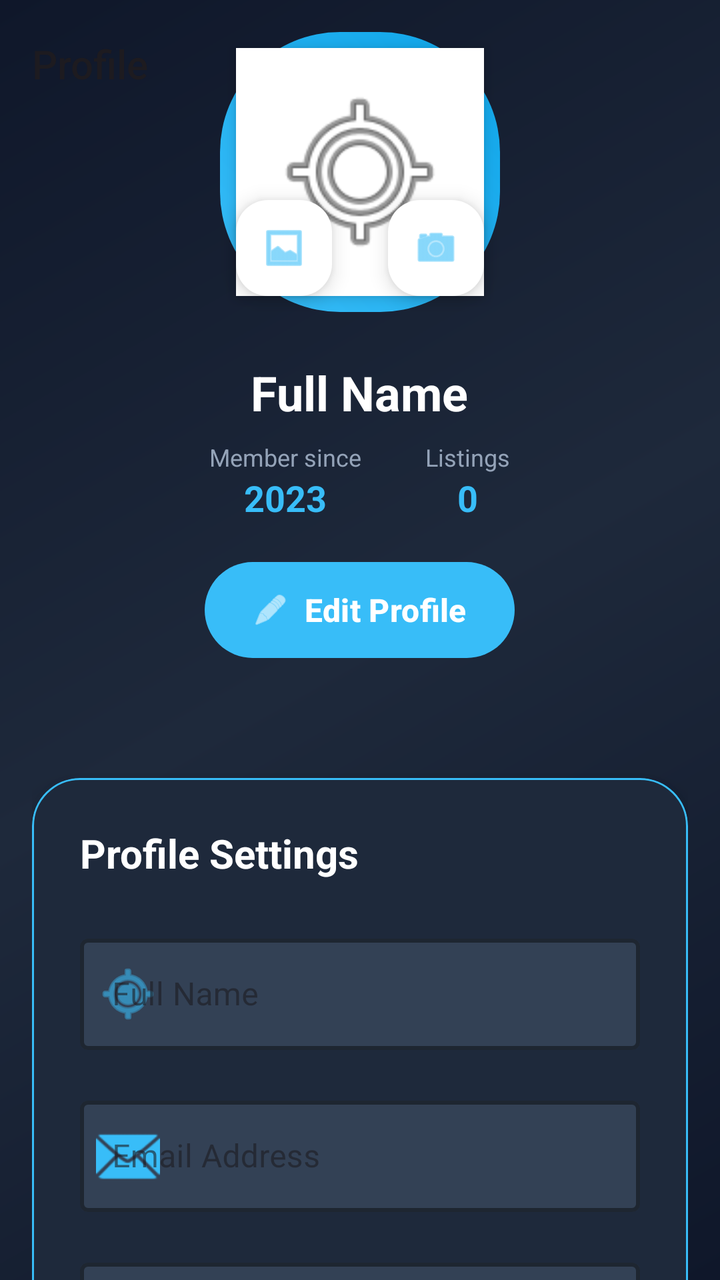
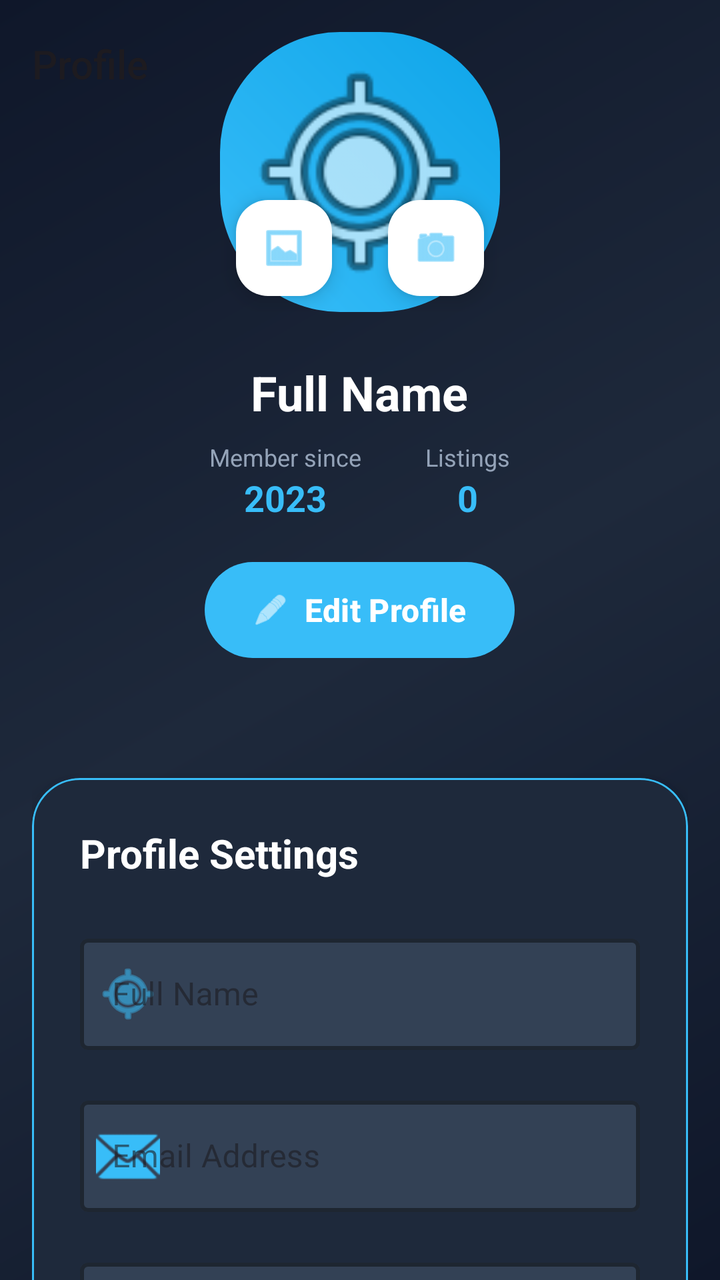

Compare the two renders of this Android layout. The source of the first and the diff that turns it into the second are given below.
<!-- AndroidManifest.xml: application theme Theme.RemasFinalProject -->
<!-- res/layout/activity_profile.xml -->
<?xml version="1.0" encoding="utf-8"?>
<androidx.coordinatorlayout.widget.CoordinatorLayout
    xmlns:android="http://schemas.android.com/apk/res/android"
    xmlns:app="http://schemas.android.com/apk/res-auto"
    xmlns:tools="http://schemas.android.com/tools"
    android:layout_width="match_parent"
    android:layout_height="match_parent"
    android:background="@drawable/profile_gradient_background"
    android:fitsSystemWindows="true"
    tools:context=".Profile">

    
    <com.google.android.material.appbar.AppBarLayout
        android:layout_width="match_parent"
        android:layout_height="wrap_content"
        android:background="@android:color/transparent"
        app:elevation="0dp">

        <androidx.appcompat.widget.Toolbar
            android:id="@+id/toolbar"
            android:layout_width="match_parent"
            android:layout_height="match_parent"
            android:background="@android:color/transparent"
            android:titleTextColor="#FFFFFF"
            app:title="@string/profile"
            app:titleTextAppearance="@style/TextAppearance.Widget.AppCompat.Toolbar.Title" />

    </com.google.android.material.appbar.AppBarLayout>

    
    <androidx.core.widget.NestedScrollView
        android:layout_width="match_parent"
        android:layout_height="match_parent"
        android:fillViewport="true"
        android:clipToPadding="false"
        android:paddingTop="16dp">

        <LinearLayout
            android:layout_width="match_parent"
            android:layout_height="wrap_content"
            android:orientation="vertical"
            android:paddingHorizontal="16dp">

            
            <LinearLayout
                android:layout_width="match_parent"
                android:layout_height="wrap_content"
                android:orientation="vertical"
                android:gravity="center"
                android:layout_marginBottom="32dp">

                
                <FrameLayout
                    android:layout_width="140dp"
                    android:layout_height="140dp"
                    android:layout_marginBottom="24dp">

                    
                    <View
                        android:layout_width="match_parent"
                        android:layout_height="match_parent"
                        android:background="@drawable/profile_image_background" />

                    
                    <ImageView
                        android:id="@+id/ivProfileImage"
                        android:layout_width="match_parent"
                        android:layout_height="match_parent"
                        android:layout_margin="8dp"
                        android:src="@android:drawable/ic_menu_mylocation"
                        android:background="#FFFFFF"
                        android:padding="16dp"
                        android:scaleType="centerCrop"
                        android:elevation="4dp" />

                    
                    <com.google.android.material.floatingactionbutton.FloatingActionButton
                        android:id="@+id/fabCamera"
                        android:layout_width="48dp"
                        android:layout_height="48dp"
                        android:layout_gravity="bottom|end"
                        android:layout_marginEnd="8dp"
                        android:layout_marginBottom="8dp"
                        app:backgroundTint="#FFFFFF"
                        app:fabSize="mini"
                        app:fabCustomSize="48dp"
                        app:tint="#38BDF8"
                        android:src="@android:drawable/ic_menu_camera"
                        android:contentDescription="@string/add" />

                    
                    <com.google.android.material.floatingactionbutton.FloatingActionButton
                        android:id="@+id/fabGallery"
                        android:layout_width="48dp"
                        android:layout_height="48dp"
                        android:layout_gravity="bottom|start"
                        android:layout_marginStart="8dp"
                        android:layout_marginBottom="8dp"
                        app:backgroundTint="#FFFFFF"
                        app:fabSize="mini"
                        app:fabCustomSize="48dp"
                        app:tint="#38BDF8"
                        android:src="@android:drawable/ic_menu_gallery"
                        android:contentDescription="@string/add" />

                </FrameLayout>

                
                <LinearLayout
                    android:layout_width="match_parent"
                    android:layout_height="wrap_content"
                    android:orientation="vertical"
                    android:gravity="center"
                    android:layout_marginBottom="24dp">

                    
                    <TextView
                        android:id="@+id/tvUserName"
                        android:layout_width="wrap_content"
                        android:layout_height="wrap_content"
                        android:text="@string/full_name"
                        android:textColor="#FFFFFF"
                        android:textSize="24sp"
                        android:textStyle="bold"
                        android:layout_marginBottom="8dp" />

                    
                    <LinearLayout
                        android:layout_width="wrap_content"
                        android:layout_height="wrap_content"
                        android:orientation="horizontal"
                        android:layout_marginBottom="16dp">

                        
                        <LinearLayout
                            android:layout_width="wrap_content"
                            android:layout_height="wrap_content"
                            android:orientation="vertical"
                            android:gravity="center"
                            android:layout_marginEnd="32dp">

                            <TextView
                                android:layout_width="wrap_content"
                                android:layout_height="wrap_content"
                                android:text="@string/member_since"
                                android:textColor="#94A3B8"
                                android:textSize="12sp" />

                            <TextView
                                android:id="@+id/tvMemberSince"
                                android:layout_width="wrap_content"
                                android:layout_height="wrap_content"
                                android:text="2023"
                                android:textColor="#38BDF8"
                                android:textSize="18sp"
                                android:textStyle="bold" />

                        </LinearLayout>

                        
                        <LinearLayout
                            android:layout_width="wrap_content"
                            android:layout_height="wrap_content"
                            android:orientation="vertical"
                            android:gravity="center">

                            <TextView
                                android:layout_width="wrap_content"
                                android:layout_height="wrap_content"
                                android:text="@string/listings"
                                android:textColor="#94A3B8"
                                android:textSize="12sp" />

                            <TextView
                                android:id="@+id/tvListingsCount"
                                android:layout_width="wrap_content"
                                android:layout_height="wrap_content"
                                android:text="0"
                                android:textColor="#38BDF8"
                                android:textSize="18sp"
                                android:textStyle="bold" />

                        </LinearLayout>

                    </LinearLayout>

                    
                    <com.google.android.material.button.MaterialButton
                        android:id="@+id/btnEditProfile"
                        android:layout_width="wrap_content"
                        android:layout_height="56dp"
                        android:layout_marginHorizontal="32dp"
                        android:text="@string/edit_profile"
                        android:textAllCaps="false"
                        android:textColor="#FFFFFF"
                        android:textSize="16sp"
                        android:textStyle="bold"
                        app:backgroundTint="#38BDF8"
                        app:cornerRadius="28dp"
                        app:icon="@android:drawable/ic_menu_edit"
                        app:iconGravity="textStart"
                        app:iconPadding="8dp" />

                </LinearLayout>

            </LinearLayout>

            
            <com.google.android.material.card.MaterialCardView
                android:layout_width="match_parent"
                android:layout_height="wrap_content"
                android:layout_marginBottom="16dp"
                app:cardCornerRadius="24dp"
                app:cardElevation="8dp"
                app:cardBackgroundColor="#1E293B"
                app:strokeColor="#38BDF8"
                app:strokeWidth="1dp">

                <LinearLayout
                    android:layout_width="match_parent"
                    android:layout_height="wrap_content"
                    android:orientation="vertical"
                    android:padding="24dp">

                    
                    <TextView
                        android:layout_width="wrap_content"
                        android:layout_height="wrap_content"
                        android:text="@string/profile_settings"
                        android:textColor="#FFFFFF"
                        android:textSize="20sp"
                        android:textStyle="bold"
                        android:layout_marginBottom="24dp"
                        android:drawablePadding="8dp" />

                    
                    <com.google.android.material.textfield.TextInputLayout
                        android:id="@+id/tilFullName"
                        style="@style/Widget.MaterialComponents.TextInputLayout.OutlinedBox"
                        android:layout_width="match_parent"
                        android:layout_height="wrap_content"
                        android:layout_marginBottom="20dp"
                        android:hint="@string/full_name"
                        app:boxBackgroundColor="#334155"
                        app:boxStrokeColor="#38BDF8"
                        app:boxStrokeWidth="2dp"
                        app:hintTextColor="#94A3B8"
                        app:startIconDrawable="@android:drawable/ic_menu_mylocation"
                        app:startIconTint="#38BDF8">

                        <com.google.android.material.textfield.TextInputEditText
                            android:id="@+id/etFullName"
                            android:layout_width="match_parent"
                            android:layout_height="wrap_content"
                            android:inputType="textPersonName"
                            android:textColor="#FFFFFF"
                            android:textColorHint="#94A3B8"
                            android:textSize="16sp" />

                    </com.google.android.material.textfield.TextInputLayout>

                    
                    <com.google.android.material.textfield.TextInputLayout
                        android:id="@+id/tilEmail"
                        style="@style/Widget.MaterialComponents.TextInputLayout.OutlinedBox"
                        android:layout_width="match_parent"
                        android:layout_height="wrap_content"
                        android:layout_marginBottom="20dp"
                        android:hint="@string/email_address"
                        app:boxBackgroundColor="#334155"
                        app:boxStrokeColor="#38BDF8"
                        app:boxStrokeWidth="2dp"
                        app:hintTextColor="#94A3B8"
                        app:startIconDrawable="@android:drawable/ic_dialog_email"
                        app:startIconTint="#38BDF8">

                        <com.google.android.material.textfield.TextInputEditText
                            android:id="@+id/etEmail"
                            android:layout_width="match_parent"
                            android:layout_height="wrap_content"
                            android:inputType="textEmailAddress"
                            android:textColor="#FFFFFF"
                            android:textColorHint="#94A3B8"
                            android:textSize="16sp" />

                    </com.google.android.material.textfield.TextInputLayout>

                    
                    <com.google.android.material.textfield.TextInputLayout
                        android:id="@+id/tilPhone"
                        style="@style/Widget.MaterialComponents.TextInputLayout.OutlinedBox"
                        android:layout_width="match_parent"
                        android:layout_height="wrap_content"
                        android:layout_marginBottom="20dp"
                        android:hint="@string/phone_number"
                        app:boxBackgroundColor="#334155"
                        app:boxStrokeColor="#38BDF8"
                        app:boxStrokeWidth="2dp"
                        app:hintTextColor="#94A3B8"
                        app:startIconDrawable="@android:drawable/ic_menu_call"
                        app:startIconTint="#38BDF8">

                        <com.google.android.material.textfield.TextInputEditText
                            android:id="@+id/etPhone"
                            android:layout_width="match_parent"
                            android:layout_height="wrap_content"
                            android:inputType="phone"
                            android:textColor="#FFFFFF"
                            android:textColorHint="#94A3B8"
                            android:textSize="16sp" />

                    </com.google.android.material.textfield.TextInputLayout>

                    
                    <com.google.android.material.textfield.TextInputLayout
                        android:id="@+id/tilLocation"
                        style="@style/Widget.MaterialComponents.TextInputLayout.OutlinedBox"
                        android:layout_width="match_parent"
                        android:layout_height="wrap_content"
                        android:layout_marginBottom="20dp"
                        android:hint="@string/location"
                        app:boxBackgroundColor="#334155"
                        app:boxStrokeColor="#38BDF8"
                        app:boxStrokeWidth="2dp"
                        app:hintTextColor="#94A3B8"
                        app:startIconDrawable="@android:drawable/ic_menu_mylocation"
                        app:startIconTint="#38BDF8">

                        <com.google.android.material.textfield.TextInputEditText
                            android:id="@+id/etLocation"
                            android:layout_width="match_parent"
                            android:layout_height="wrap_content"
                            android:inputType="text"
                            android:textColor="#FFFFFF"
                            android:textColorHint="#94A3B8"
                            android:textSize="16sp" />

                    </com.google.android.material.textfield.TextInputLayout>

                    
                    <com.google.android.material.textfield.TextInputLayout
                        android:id="@+id/tilBio"
                        style="@style/Widget.MaterialComponents.TextInputLayout.OutlinedBox"
                        android:layout_width="match_parent"
                        android:layout_height="wrap_content"
                        android:layout_marginBottom="24dp"
                        android:hint="@string/bio"
                        app:boxBackgroundColor="#334155"
                        app:boxStrokeColor="#38BDF8"
                        app:boxStrokeWidth="2dp"
                        app:hintTextColor="#94A3B8"
                        app:startIconDrawable="@android:drawable/ic_dialog_info"
                        app:startIconTint="#38BDF8">

                        <com.google.android.material.textfield.TextInputEditText
                            android:id="@+id/etBio"
                            android:layout_width="match_parent"
                            android:layout_height="wrap_content"
                            android:inputType="textMultiLine"
                            android:textColor="#FFFFFF"
                            android:textColorHint="#94A3B8"
                            android:textSize="16sp"
                            android:minLines="4"
                            android:gravity="top"
                            android:maxLength="200" />

                    </com.google.android.material.textfield.TextInputLayout>

                    
                    <LinearLayout
                        android:layout_width="match_parent"
                        android:layout_height="wrap_content"
                        android:orientation="horizontal"
                        android:layout_marginTop="8dp">

                        <com.google.android.material.button.MaterialButton
                            android:id="@+id/btnSaveProfile"
                            android:layout_width="0dp"
                            android:layout_height="56dp"
                            android:layout_weight="1"
                            android:layout_marginEnd="12dp"
                            android:text="@string/save_changes"
                            android:textAllCaps="false"
                            android:textColor="#FFFFFF"
                            android:textSize="16sp"
                            android:textStyle="bold"
                            app:backgroundTint="#10B981"
                            app:cornerRadius="16dp"
                            app:icon="@android:drawable/ic_menu_save"
                            app:iconGravity="textStart"
                            app:iconPadding="8dp" />

                        <com.google.android.material.button.MaterialButton
                            android:id="@+id/btnCancel"
                            android:layout_width="0dp"
                            android:layout_height="56dp"
                            android:layout_weight="1"
                            android:layout_marginStart="12dp"
                            android:text="@string/cancel"
                            android:textAllCaps="false"
                            android:textColor="#FFFFFF"
                            android:textSize="16sp"
                            app:backgroundTint="#EF4444"
                            app:cornerRadius="16dp"
                            app:icon="@android:drawable/ic_menu_close_clear_cancel"
                            app:iconGravity="textStart"
                            app:iconPadding="8dp" />

                    </LinearLayout>

                </LinearLayout>

            </com.google.android.material.card.MaterialCardView>

            
            <com.google.android.material.card.MaterialCardView
                android:layout_width="match_parent"
                android:layout_height="wrap_content"
                android:layout_marginBottom="24dp"
                app:cardCornerRadius="24dp"
                app:cardElevation="8dp"
                app:cardBackgroundColor="#1E293B"
                app:strokeColor="#38BDF8"
                app:strokeWidth="1dp">

                <LinearLayout
                    android:layout_width="match_parent"
                    android:layout_height="wrap_content"
                    android:orientation="vertical"
                    android:padding="24dp">

                    
                    <TextView
                        android:layout_width="wrap_content"
                        android:layout_height="wrap_content"
                        android:text="@string/account_management"
                        android:textColor="#FFFFFF"
                        android:textSize="20sp"
                        android:textStyle="bold"
                        android:layout_marginBottom="24dp"
                        android:drawablePadding="8dp" />

                    
                    <LinearLayout
                        android:layout_width="match_parent"
                        android:layout_height="wrap_content"
                        android:orientation="vertical">

                        <com.google.android.material.button.MaterialButton
                            android:id="@+id/btnChangePassword"
                            android:layout_width="match_parent"
                            android:layout_height="56dp"
                            android:layout_marginBottom="16dp"
                            android:text="@string/change_password"
                            android:textAllCaps="false"
                            android:textColor="#FFFFFF"
                            android:textSize="16sp"
                            app:backgroundTint="#F59E0B"
                            app:cornerRadius="16dp"
                            app:icon="@android:drawable/ic_lock_lock"
                            app:iconGravity="textStart"
                            app:iconPadding="8dp" />

                        <com.google.android.material.button.MaterialButton
                            android:id="@+id/btnViewListings"
                            android:layout_width="match_parent"
                            android:layout_height="56dp"
                            android:text="@string/view_my_listings"
                            android:textAllCaps="false"
                            android:textColor="#FFFFFF"
                            android:textSize="16sp"
                            app:backgroundTint="#8B5CF6"
                            app:cornerRadius="16dp"
                            app:icon="@android:drawable/ic_menu_mylocation"
                            app:iconGravity="textStart"
                            app:iconPadding="8dp" />

                    </LinearLayout>

                </LinearLayout>

            </com.google.android.material.card.MaterialCardView>

            
            <TextView
                android:id="@+id/tvProfileStatus"
                android:layout_width="match_parent"
                android:layout_height="wrap_content"
                android:text=""
                android:textColor="#FFFFFF"
                android:textSize="14sp"
                android:layout_marginBottom="16dp"
                android:gravity="center"
                android:background="@drawable/status_background"
                android:padding="16dp"
                android:visibility="gone" />

        </LinearLayout>

    </androidx.core.widget.NestedScrollView>

    
    <com.google.android.material.progressindicator.CircularProgressIndicator
        android:id="@+id/progressIndicator"
        android:layout_width="wrap_content"
        android:layout_height="wrap_content"
        android:layout_gravity="center"
        android:layout_marginTop="16dp"
        android:indeterminate="true"
        android:visibility="gone"
        app:indicatorColor="#38BDF8"
        app:indicatorSize="48dp" />

</androidx.coordinatorlayout.widget.CoordinatorLayout>
<!-- resources referenced by this layout -->
<resources>
  <!-- drawable profile_gradient_background (drawable) -->
  <?xml version="1.0" encoding="utf-8"?>
  <shape xmlns:android="http://schemas.android.com/apk/res/android">
      <gradient
          android:startColor="#0F172A"
          android:centerColor="#1E293B"
          android:endColor="#0F172A"
          android:angle="135" />
  </shape>
  <!-- drawable profile_image_background (drawable) -->
  <?xml version="1.0" encoding="utf-8"?>
  <shape xmlns:android="http://schemas.android.com/apk/res/android">
      <gradient
          android:startColor="#38BDF8"
          android:endColor="#0EA5E9"
          android:angle="45" />
      <corners android:radius="60dp" />
  </shape>
  <!-- drawable status_background (drawable) -->
  <?xml version="1.0" encoding="utf-8"?>
  <shape xmlns:android="http://schemas.android.com/apk/res/android">
      <solid android:color="#1E293B" />
      <corners android:radius="12dp" />
      <stroke android:width="1dp" android:color="#38BDF8" />
  </shape>
  <string name="account_management">Account Management</string>
  <string name="add">Add</string>
  <string name="bio">Bio</string>
  <string name="cancel">Cancel</string>
  <string name="change_password">Change Password</string>
  <string name="edit_profile">Edit Profile</string>
  <string name="email_address">Email Address</string>
  <string name="full_name">Full Name</string>
  <string name="listings">Listings</string>
  <string name="location">Location</string>
  <string name="member_since">Member since</string>
  <string name="phone_number">Phone Number</string>
  <string name="profile">Profile</string>
  <string name="profile_settings">Profile Settings</string>
  <string name="save_changes">Save Changes</string>
  <string name="view_my_listings">View My Listings</string>
  <style name="Theme.RemasFinalProject" parent="Base.Theme.RemasFinalProject" />
  <style name="Base.Theme.RemasFinalProject" parent="Theme.Material3.DayNight.NoActionBar">
          
          
      </style>
</resources>

<!-- the commit's change to res/layout/activity_profile.xml (unified diff, before → after) -->
@@ -68,8 +68,7 @@
                         android:layout_height="match_parent"
                         android:layout_margin="8dp"
                         android:src="@android:drawable/ic_menu_mylocation"
-                        android:background="#FFFFFF"
-                        android:padding="16dp"
+                        android:background="@android:color/transparent"
                         android:scaleType="centerCrop"
                         android:elevation="4dp" />
 
